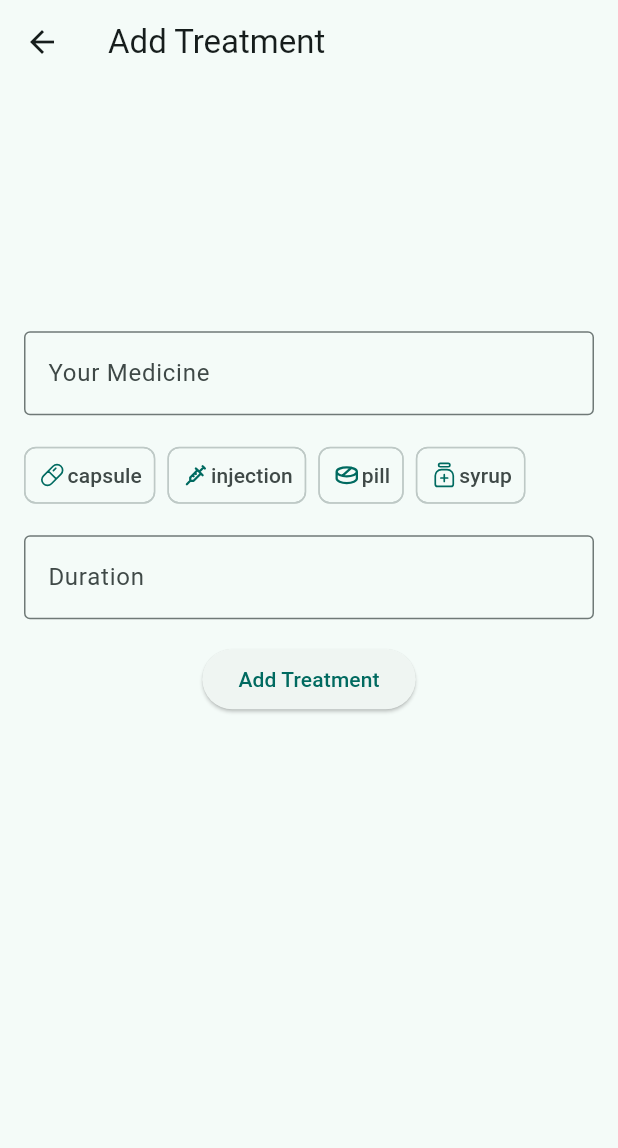
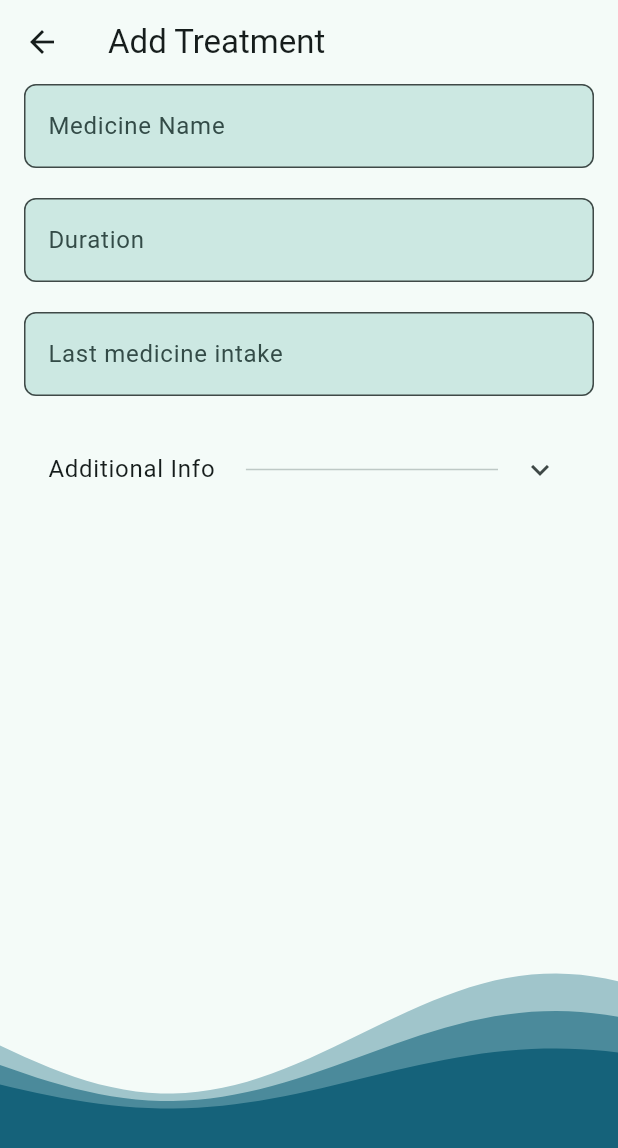
Before and after one commit to Ali-Hassanii/medicine_reminder, a Flutter app: the screen it shows after launch, after a tap on the "add" icon, on a phone screen of 412 x 824 dp. Shown: the top 1148 px of the screen. Run offline on Flutter 3.47's test engine with Material 3 defaults, Android fonts, the phone set to English and light mode, and no system bars; our stand-ins replace bloc, equatable, flutter_bloc, flutter_svg, numberpicker.

Commit message:
feat: Improve Add Treatment #4 Add AdditionalDropdown and WaveEffect components Remove ChooseTreatmentType and AddTreatmentForm

```diff
--- /dev/null
+++ b/lib/features/add_treatment/view/action_button.dart
@@ -0,0 +1,110 @@
+import 'package:flutter/material.dart';
+
+class ActionButton extends StatelessWidget {
+  const ActionButton({
+    super.key,
+    required String? label,
+    TextEditingController? controller,
+    void Function()? onPressed,
+    TextInputType? keyboardType,
+  })  : _label = label,
+        _controller = controller,
+        _onPressed = onPressed,
+        _keyboardType = keyboardType;
+
+  final String? _label;
+  final TextEditingController? _controller;
+  final void Function()? _onPressed;
+  final TextInputType? _keyboardType;
+
+  @override
+  Widget build(BuildContext context) {
+    final textStyle = TextStyle(
+      color: Theme.of(context).colorScheme.onSecondaryContainer,
+    );
+    return TextField(
+      controller: _controller,
+      onTap: () => _onTap(context),
+      // If onPressed is null, the text field is readOnly
+      readOnly: _onPressed != null,
+      style: textStyle,
+      keyboardType: _keyboardType,
+      decoration: InputDecoration(
+        labelText: _label,
+        labelStyle: textStyle,
+        fillColor: Theme.of(context).colorScheme.secondaryContainer,
+        filled: true,
+        floatingLabelBehavior: FloatingLabelBehavior.never,
+        border: OutlineInputBorder(
+          borderRadius: BorderRadius.all(
+            Radius.circular(8),
+          ),
+        ),
+      ),
+    );
+  }
+
+  void _onTap(BuildContext context) {
+    if (_onPressed != null) {
+      FocusScope.of(context).unfocus(); // Close the keyboard
+      _onPressed();
+    }
+  }
+}
+
+class ActionButtonOld extends StatelessWidget {
+  const ActionButtonOld({
+    super.key,
+    required void Function()? onPressed,
+    required Widget? child,
+    bool expand = false,
+  })  : _onPressed = onPressed,
+        _child = child,
+        _expand = expand;
+
+  final void Function()? _onPressed;
+  final Widget? _child;
+  final bool _expand;
+
+  @override
+  Widget build(BuildContext context) {
+    return OutlinedButton(
+      style: ButtonStyle(
+        //* Border
+        shape: WidgetStatePropertyAll(
+          RoundedRectangleBorder(
+            borderRadius: BorderRadius.all(
+              Radius.circular(8),
+            ),
+          ),
+        ),
+
+        //* Text style
+        //! Experimental: User might have already changed the font size
+        // textStyle: WidgetStatePropertyAll(
+        //   Theme.of(context).textTheme.headlineMedium,
+        // ),
+
+        //* Padding
+        padding: WidgetStatePropertyAll(
+          EdgeInsets.symmetric(vertical: 18),
+        ),
+
+        //*
+        fixedSize: _expand
+            ? WidgetStatePropertyAll(Size.fromWidth(double.maxFinite))
+            : null,
+
+        //* Color
+        backgroundColor: WidgetStatePropertyAll(
+          Theme.of(context).colorScheme.primaryContainer,
+        ),
+        foregroundColor: WidgetStatePropertyAll(
+          Theme.of(context).colorScheme.onPrimaryContainer,
+        ),
+      ),
+      onPressed: _onPressed,
+      child: _child,
+    );
+  }
+}
--- a/lib/features/add_treatment/view/add_treatment_form.dart
+++ /dev/null
@@ -1,88 +0,0 @@
-import 'package:flutter/material.dart';
-import 'package:flutter_bloc/flutter_bloc.dart';
-import '../bloc/add_treatment_bloc.dart';
-import '../model/duration_extension.dart';
-import 'choose_treatment_type.dart';
-import 'duration_picker.dart';
-
-class AddTreatmentForm extends StatefulWidget {
-  const AddTreatmentForm({super.key});
-
-  @override
-  State<AddTreatmentForm> createState() => _AddTreatmentFormState();
-}
-
-class _AddTreatmentFormState extends State<AddTreatmentForm> {
-  final _addTreatmentKey = GlobalKey<FormState>();
-
-  @override
-  Widget build(BuildContext context) {
-    return Padding(
-      padding: const EdgeInsets.symmetric(horizontal: 16),
-      child: Form(
-        key: _addTreatmentKey,
-        child: Column(
-          spacing: 16,
-          mainAxisSize: MainAxisSize.min,
-          crossAxisAlignment: CrossAxisAlignment.stretch,
-          children: [
-            //* Medicine Name
-            TextFormField(
-              decoration: _decoration(
-                label: "Your Medicine",
-              ),
-              onChanged: (value) =>
-                  context.read<AddTreatmentBloc>().add(FormNameChanged(value)),
-            ),
-            //* Medicine Type
-            ChooseTreatmentType(),
-            //* Medicine Duration
-            TextFormField(
-              controller: TextEditingController(
-                text: context
-                    .read<AddTreatmentBloc>()
-                    .state
-                    .duration
-                    ?.toTreatmentDuration,
-              ),
-              decoration: _decoration(
-                label: "Duration",
-              ),
-              readOnly: true,
-              validator: _validator,
-              onTap: () {
-                FocusScope.of(context).unfocus(); // Close the keyboard
-                showDialog(
-                  context: context,
-                  builder: (_) => BlocProvider.value(
-                    value: context.read<AddTreatmentBloc>(),
-                    child: DurationPicker(),
-                  ),
-                );
-              },
-            ),
-            //* Submit Button
-            Align(
-              alignment: Alignment.center,
-              child: ElevatedButton(
-                onPressed: () {},
-                child: Text('Add Treatment'),
-              ),
-            ),
-          ],
-        ),
-      ),
-    );
-  }
-
-  InputDecoration _decoration({String? label}) {
-    return InputDecoration(
-      labelText: label,
-      border: OutlineInputBorder(),
-    );
-  }
-
-  String? _validator(String? txt) {
-    return null;
-  }
-}
--- a/lib/features/add_treatment/view/add_treatment_page.dart
+++ b/lib/features/add_treatment/view/add_treatment_page.dart
@@ -1,32 +1,104 @@
 import 'package:flutter/material.dart';
 import 'package:flutter_bloc/flutter_bloc.dart';
+import 'package:medicine_reminder/features/add_treatment/view/wave_effect.dart';
+
 import '../bloc/add_treatment_bloc.dart';
-import 'add_treatment_form.dart';
+import '../model/duration_extension.dart';
+
+import 'action_button.dart';
+import 'additional_dropdown.dart';
+import 'duration_picker.dart';
 
 class AddTreatmentPage extends StatelessWidget {
   const AddTreatmentPage({super.key});
 
-  static get route =>
-      MaterialPageRoute(builder: (context) => AddTreatmentPage());
+  static get route => MaterialPageRoute<void>(
+        builder: (_) => BlocProvider(
+          create: (context) => AddTreatmentBloc(),
+          child: const AddTreatmentPage(),
+        ),
+      );
+
+  final double _spacing = 20;
 
   @override
   Widget build(BuildContext context) {
-    return BlocProvider(
-      create: (context) => AddTreatmentBloc(),
-      child: Scaffold(
+    return Scaffold(
       appBar: AppBar(
         title: Text('Add Treatment'),
       ),
-        body: SingleChildScrollView(
-          child: Column(
+      body: Padding(
+        padding: EdgeInsets.symmetric(horizontal: 16),
+        //* Scroll
+        child: SingleChildScrollView(
+          //* Column
+          child: BlocBuilder<AddTreatmentBloc, AddTreatmentState>(
+            builder: (context, state) {
+              return Column(
                 mainAxisSize: MainAxisSize.min,
+                crossAxisAlignment: CrossAxisAlignment.stretch,
+                spacing: _spacing,
+                //* Body
                 children: [
-              SizedBox(height: MediaQuery.sizeOf(context).height * 0.2),
-              AddTreatmentForm(),
+                  // Medicine
+                  ActionButton(
+                    label: "Medicine Name",
+                    onPressed: () {
+                      // TODO: [New Feature] Medicine Scanner
+                    },
+                  ),
+
+                  // Frequency Duration
+                  ActionButton(
+                    label: "Duration",
+                    onPressed: () => showDialog(
+                      context: context,
+                      builder: (_) => BlocProvider.value(
+                        value: context.read<AddTreatmentBloc>(),
+                        child: DurationPicker(),
+                      ),
+                    ),
+                    controller: TextEditingController(
+                      text: context
+                          .read<AddTreatmentBloc>()
+                          .state
+                          .duration
+                          ?.toTreatmentDuration,
+                    ),
+                  ),
+
+                  // Last medicine intake
+                  ActionButton(
+                    label: "Last medicine intake",
+                    onPressed: () => showDatePicker(
+                      context: context,
+                      initialDate: DateTime.now(),
+                      firstDate: DateTime.now().subtract(
+                        Duration(days: 30),
+                      ),
+                      lastDate: DateTime.now(),
+                    ),
+                  ),
+
+                  // More Info
+                  AdditionalDropdown(
+                    spacing: _spacing,
+                    children: [
+                      // Dosage number
+                      ActionButton(
+                        label: "Dosage",
+                        keyboardType: TextInputType.number,
+                      ),
                     ],
+                  ),
+                ],
+              );
+            },
           ),
         ),
       ),
+      // Bottom graphics
+      bottomNavigationBar: WaveEffect(),
     );
   }
 }
--- /dev/null
+++ b/lib/features/add_treatment/view/additional_dropdown.dart
@@ -0,0 +1,42 @@
+import 'package:flutter/material.dart';
+
+class AdditionalDropdown extends StatelessWidget {
+  const AdditionalDropdown({
+    super.key,
+    required List<Widget> children,
+    double? spacing,
+  })  : _children = children,
+        _spacing = spacing;
+
+  final List<Widget> _children;
+  final double? _spacing;
+
+  @override
+  Widget build(BuildContext context) {
+    return ExpansionTile(
+      shape: Border.all(
+        width: 0,
+        color: Colors.transparent,
+      ),
+      title: Row(
+        children: [
+          Text("Additional Info"),
+          SizedBox(width: MediaQuery.sizeOf(context).width * 0.05),
+          Expanded(
+            child: Divider(
+              height: 4,
+            ),
+          ),
+        ],
+      ),
+      children: _children
+          .map(
+            (widget) => Padding(
+              padding: EdgeInsets.only(bottom: _spacing ?? 0),
+              child: widget,
+            ),
+          )
+          .toList(),
+    );
+  }
+}
--- a/lib/features/add_treatment/view/choose_treatment_type.dart
+++ /dev/null
@@ -1,41 +0,0 @@
-import 'package:flutter/material.dart';
-import 'package:flutter_bloc/flutter_bloc.dart';
-
-import 'package:svg_icon/svg_icon.dart';
-import '../../treatment/models/models.dart';
-import '../bloc/add_treatment_bloc.dart';
-
-class ChooseTreatmentType extends StatelessWidget {
-  const ChooseTreatmentType({super.key});
-
-  @override
-  Widget build(BuildContext context) {
-    return BlocBuilder<AddTreatmentBloc, AddTreatmentState>(
-      builder: (context, state) {
-        return Wrap(
-          spacing: 8,
-          children: MedicineType.values
-              .map(
-                (type) => ChoiceChip(
-                  avatar: SvgIcon(icon: type.name),
-                  label: Text(type.name),
-                  labelPadding: EdgeInsets.all(0),
-                  // padding: EdgeInsets.all(0),
-                  selected: type ==
-                      context.select(
-                        (AddTreatmentBloc bloc) => bloc.state.type,
-                      ),
-                  onSelected: (selected) {
-                    context
-                        .read<AddTreatmentBloc>()
-                        .add(FormTypeChanged(selected ? type : null));
-                    // _choice = selected ? type : null;
-                  },
-                ),
-              )
-              .toList(),
-        );
-      },
-    );
-  }
-}
--- /dev/null
+++ b/lib/features/add_treatment/view/wave_effect.dart
@@ -0,0 +1,88 @@
+import 'dart:math';
+
+import 'package:flutter/material.dart';
+
+class WaveEffect extends StatelessWidget {
+  const WaveEffect({super.key});
+
+  @override
+  Widget build(BuildContext context) {
+    return SizedBox(
+      height: 150,
+      child: CustomPaint(
+        painter: Waves(context),
+      ),
+    );
+  }
+}
+
+class Waves extends CustomPainter {
+  Waves(this.context);
+  final BuildContext context;
+
+  @override
+  void paint(Canvas canvas, Size size) {
+    Paint paint = Paint();
+    paint.style = PaintingStyle.fill;
+
+    List<Path> paths = [
+      Path(),
+      Path(),
+      Path(),
+    ];
+
+    for (Path path in paths) {
+      path.moveTo(0, size.height / 2);
+
+      path.lineTo(size.width, size.height);
+      path.lineTo(0, size.height);
+    }
+
+    int limit = 50;
+
+    for (var i = 0; i <= limit; i++) {
+      double x = (i / limit) * size.width;
+      double y = size.height * 0.2;
+
+      paths[0].lineTo(
+        x,
+        y + calcSinY(t: i, range: limit, power: 20, hShift: 15),
+      );
+      paths[1].lineTo(
+        x,
+        y + calcSinY(t: i, range: limit, power: 30, hShift: 0),
+      );
+      paths[2].lineTo(
+        x,
+        y + calcSinY(t: i, range: limit, power: 40, hShift: -15),
+      );
+    }
+
+    for (Path path in paths) {
+      path.lineTo(size.width, size.height);
+      path.lineTo(0, size.height);
+    }
+
+    paint.color =
+        Theme.of(context).colorScheme.tertiary.withRed(5).withAlpha(90);
+    canvas.drawPath(paths[2], paint);
+    paint.color =
+        Theme.of(context).colorScheme.tertiary.withRed(15).withAlpha(150);
+    canvas.drawPath(paths[1], paint);
+    paint.color =
+        Theme.of(context).colorScheme.tertiary.withRed(20).withAlpha(250);
+    canvas.drawPath(paths[0], paint);
+  }
+
+  @override
+  bool shouldRepaint(covariant CustomPainter oldDelegate) => false;
+
+  double calcSinY({
+    required int t,
+    required int range,
+    required double power,
+    required double hShift,
+  }) {
+    return sin((t / (range / 1.6)) * pi + 0.2) * power + hShift;
+  }
+}
```
Lines whose indentation alone changed are shown as unchanged.
